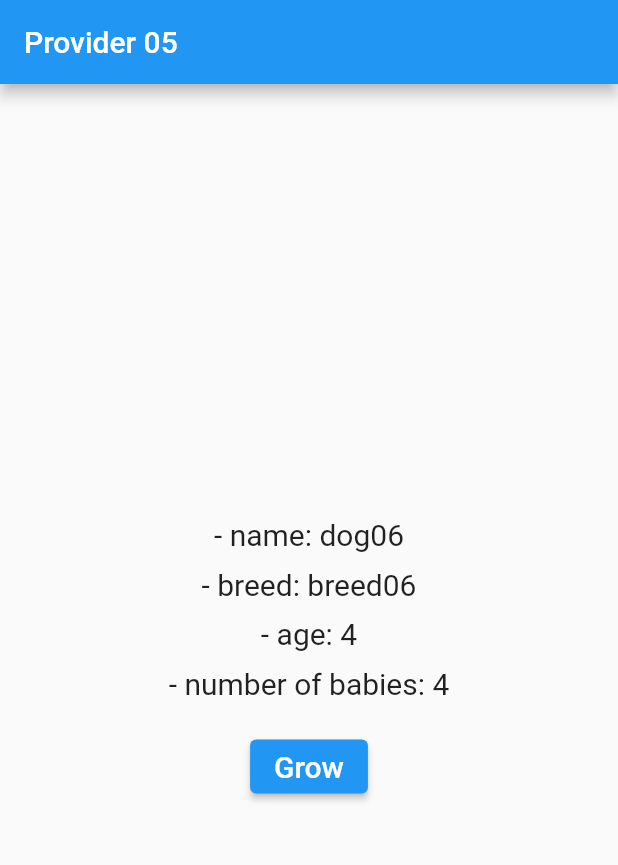
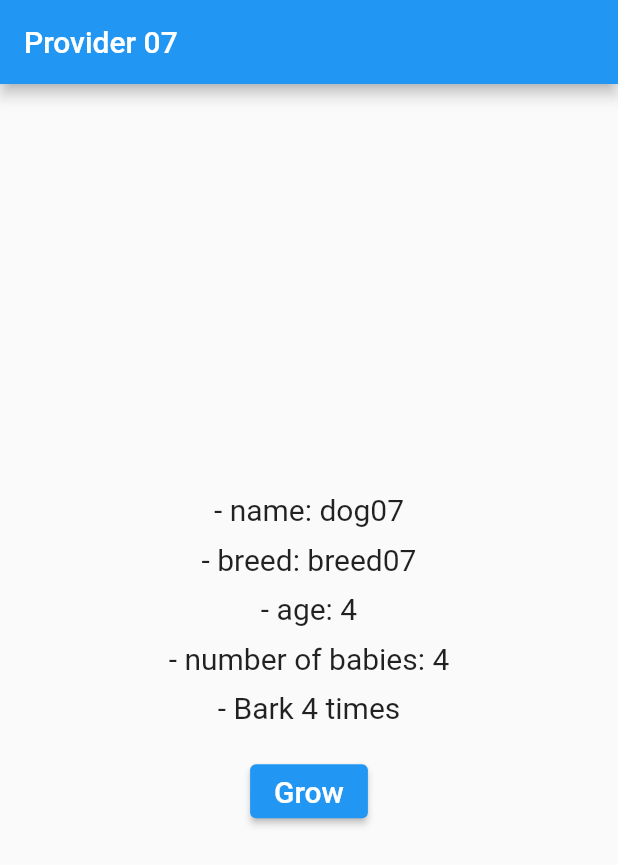
Before and after one commit to adeelzahid1/provider_basics, a Flutter app: the screen it shows after launch, after a tap on "Grow", on a phone screen of 412 x 824 dp. Shown: the top 865 px of the screen. Run offline on Flutter 3.47's test engine with Material 2 defaults, Android fonts, the light colour scheme and no system bars.

Commit message:
stream add

```diff
--- a/lib/main.dart
+++ b/lib/main.dart
@@ -2,6 +2,7 @@
 import 'package:provider/provider.dart';
 import 'package:provider_basics/model/babies.dart';
 import 'package:provider_basics/model/dog.dart';
+
 
 void main() {
   runApp(const MyApp());
@@ -15,7 +16,7 @@
     return MultiProvider(
       providers: [
         ChangeNotifierProvider<Dog>(
-          create: (context) => Dog(name: 'dog06', breed: 'breed06', age: 3),
+          create: (context) => Dog(name: 'dog07', breed: 'breed07', age: 3),
         ),
         FutureProvider<int>(
           initialData: 0,
@@ -25,9 +26,17 @@
             return babies.getBabies();
           },
         ),
+        StreamProvider<String>(
+          initialData: 'Bark 0 times',
+          create: (context) {
+            final int dogAge = context.read<Dog>().age;
+            final babies = Babies(age: dogAge * 2);
+            return babies.bark();
+          },
+        ),
       ],
       child: MaterialApp(
-        title: 'Provider 06',
+        title: 'Provider 07',
         debugShowCheckedModeBanner: false,
         theme: ThemeData(
           primarySwatch: Colors.blue,
@@ -50,7 +59,7 @@
   Widget build(BuildContext context) {
     return Scaffold(
       appBar: AppBar(
-        title: Text('Provider 05'),
+        title: Text('Provider 07'),
       ),
       body: Center(
         child: Column(
@@ -108,6 +117,11 @@
           '- number of babies: ${context.read<int>()}',
           style: TextStyle(fontSize: 20.0),
         ),
+        SizedBox(height: 10.0),
+        Text(
+          '- ${context.watch<String>()}',
+          style: TextStyle(fontSize: 20.0),
+        ),
         SizedBox(height: 20.0),
         ElevatedButton(
           onPressed: () => context.read<Dog>().grow(),
--- a/lib/model/babies.dart
+++ b/lib/model/babies.dart
@@ -15,4 +15,11 @@ class Babies {
       return 2;
     }
   }
+
+  Stream<String> bark() async* {
+    for (int i = 1; i < age; i++) {
+      await Future.delayed(const Duration(seconds: 2));
+      yield 'Bark $i times';
+    }
+  }
 }
```
